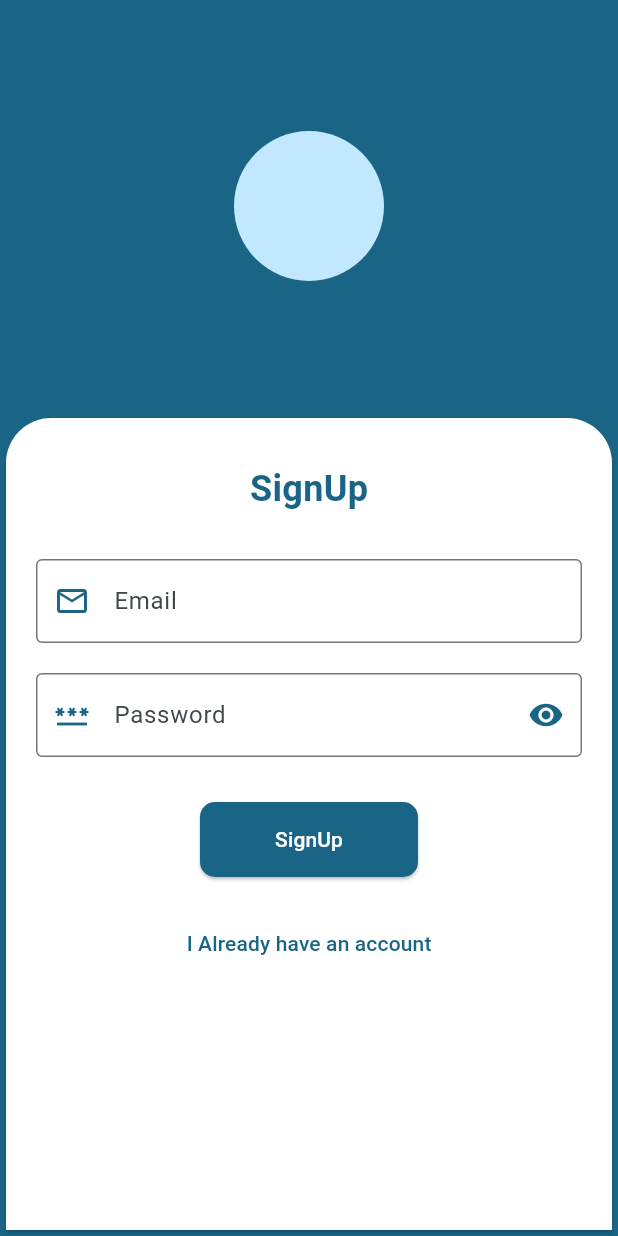
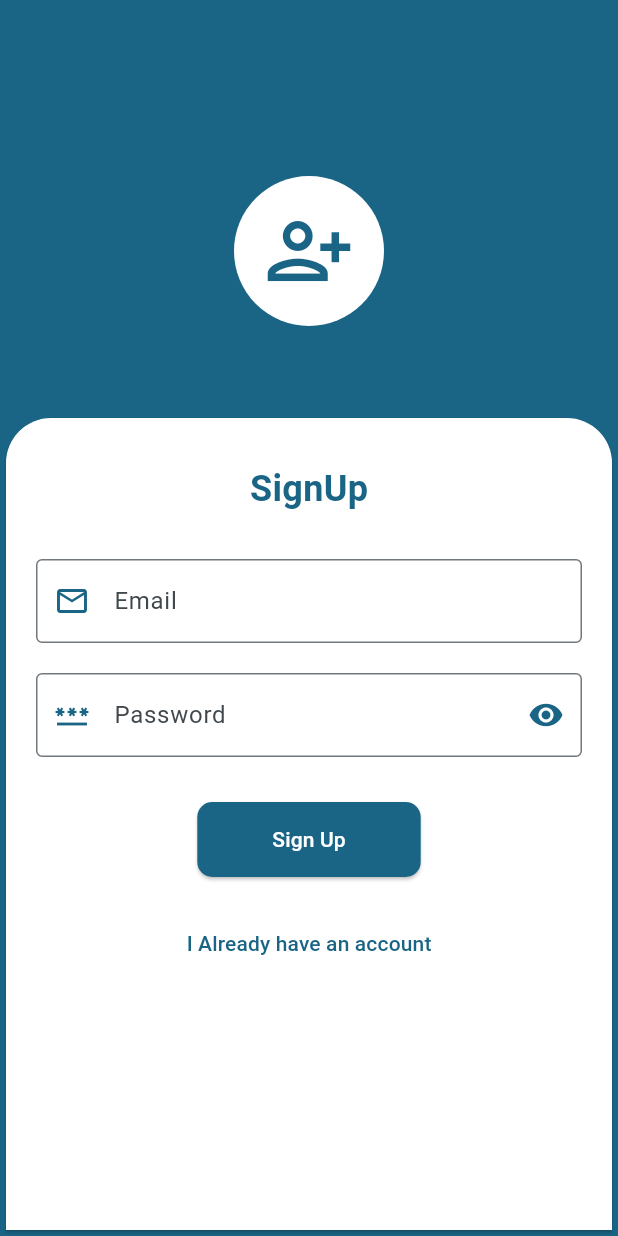
Before and after one commit to Suraj8081/Flutter-Chat-App, a Flutter app: the SignUpScreen screen opened directly, on a phone screen of 412 x 824 dp. Run offline on Flutter 3.47's test engine with Material 3 defaults, Android fonts, the phone set to English and light mode, and no system bars; our stand-ins replace image_picker.

```diff
--- a/lib/screen/signup_screen.dart
+++ b/lib/screen/signup_screen.dart
@@ -1,3 +1,5 @@
+import 'dart:io';
+
 import 'package:flutter/material.dart';
 import 'package:my_chat/screen/auth_screen.dart';
 import 'package:my_chat/widget/input_form_field.dart';
@@ -13,6 +15,7 @@ class SignUpScreen extends StatefulWidget {
 
 class _SignUpScreenState extends State<SignUpScreen> {
   late final GlobalKey _formkey;
+  File? _selectedFile;
 
   void _login() {
     moveTo(
@@ -42,10 +45,40 @@ class _SignUpScreenState extends State<SignUpScreen> {
           children: [
             Expanded(
               flex: 1,
-              child: InkWell(
-                onTap: () {},
-                child: const CircleAvatar(
-                  radius: 50,
+              child: Padding(
+                padding: const EdgeInsets.only(top: 60),
+                child: InkWell(
+                  onTap: () {
+                    showImagePicker(
+                      context,
+                      (selectedFile) {
+                        setState(() {
+                          _selectedFile = selectedFile;
+                        });
+                      },
+                    );
+                  },
+                  child: _selectedFile == null
+                      ? Container(
+                          height: 100,
+                          width: 100,
+                          decoration: BoxDecoration(
+                              color: getThemeColor(context).onPrimary,
+                              shape: BoxShape.circle),
+                          child: Center(
+                            child: Icon(
+                              Icons.person_add_alt,
+                              size: 60,
+                              color: getThemeColor(context).primary,
+                            ),
+                          ),
+                        )
+                      : CircleAvatar(
+                          radius: 50,
+                          backgroundImage: FileImage(
+                            _selectedFile!,
+                          ),
+                        ),
                 ),
               ),
             ),
@@ -100,7 +133,7 @@ class _SignUpScreenState extends State<SignUpScreen> {
                         ),
                         MyElevetedButton(
                           onPressed: () {},
-                          title: 'SignUp',
+                          title: 'Sign Up',
                         ),
                         const SizedBox(
                           height: 20,
```
Also changed, not shown: lib/widget/utils.dart (+89 -0 lines), 4 other files.
